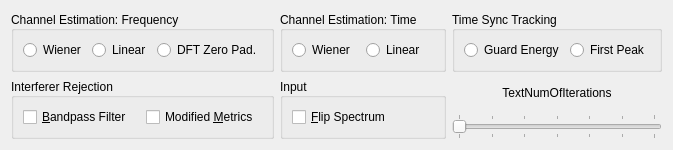
This is dream/src/GUI-QT/drmoptions.ui in mmjee/dream-patched as Qt 5 draws it before an edit. The edited form follows.
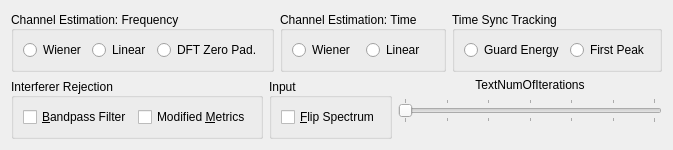
This is the edited form.

```diff
--- a/dream/src/GUI-QT/drmoptions.ui
+++ b/dream/src/GUI-QT/drmoptions.ui
@@ -6,8 +6,8 @@
    <rect>
     <x>0</x>
     <y>0</y>
-    <width>587</width>
-    <height>130</height>
+    <width>589</width>
+    <height>134</height>
    </rect>
   </property>
   <property name="sizePolicy">
@@ -19,8 +19,10 @@
   <property name="windowTitle">
    <string>Form</string>
   </property>
-  <layout class="QGridLayout" name="gridLayout_3">
-   <item row="0" column="0">
+  <layout class="QVBoxLayout" name="verticalLayout_2">
+   <item>
+    <layout class="QHBoxLayout" name="horizontalLayout_2">
+     <item>
     <widget class="QGroupBox" name="ButtonGroupChanEstFreqInt">
      <property name="sizePolicy">
       <sizepolicy hsizetype="Fixed" vsizetype="Minimum">
@@ -92,7 +94,7 @@
      </layout>
     </widget>
    </item>
-   <item row="0" column="1">
+     <item>
     <widget class="QGroupBox" name="ButtonGroupChanEstTimeInt">
      <property name="sizePolicy">
       <sizepolicy hsizetype="Minimum" vsizetype="Minimum">
@@ -151,7 +153,7 @@
      </layout>
     </widget>
    </item>
-   <item row="0" column="2">
+     <item>
     <widget class="QGroupBox" name="ButtonGroupTimeSyncTrack">
      <property name="sizePolicy">
       <sizepolicy hsizetype="Minimum" vsizetype="Minimum">
@@ -210,7 +212,11 @@
      </layout>
     </widget>
    </item>
-   <item row="1" column="0">
+    </layout>
+   </item>
+   <item>
+    <layout class="QHBoxLayout" name="horizontalLayout">
+     <item>
     <widget class="QGroupBox" name="GroupBoxInterfRej">
      <property name="sizePolicy">
       <sizepolicy hsizetype="Preferred" vsizetype="Preferred">
@@ -251,36 +257,10 @@
         </property>
        </widget>
       </item>
-      <item row="1" column="0">
-       <spacer name="verticalSpacer">
-        <property name="orientation">
-         <enum>Qt::Vertical</enum>
-        </property>
-        <property name="sizeHint" stdset="0">
-         <size>
-          <width>20</width>
-          <height>26</height>
-         </size>
-        </property>
-       </spacer>
-      </item>
-      <item row="1" column="1">
-       <spacer name="verticalSpacer_2">
-        <property name="orientation">
-         <enum>Qt::Vertical</enum>
-        </property>
-        <property name="sizeHint" stdset="0">
-         <size>
-          <width>20</width>
-          <height>26</height>
-         </size>
-        </property>
-       </spacer>
-      </item>
      </layout>
     </widget>
    </item>
-   <item row="1" column="1">
+     <item>
     <widget class="QGroupBox" name="GroupBoxMiscSettings">
      <property name="sizePolicy">
       <sizepolicy hsizetype="Preferred" vsizetype="Preferred">
@@ -308,23 +288,10 @@
         </property>
        </widget>
       </item>
-      <item row="2" column="0">
-       <spacer name="verticalSpacer_3">
-        <property name="orientation">
-         <enum>Qt::Vertical</enum>
-        </property>
-        <property name="sizeHint" stdset="0">
-         <size>
-          <width>20</width>
-          <height>26</height>
-         </size>
-        </property>
-       </spacer>
-      </item>
      </layout>
     </widget>
    </item>
-   <item row="1" column="2">
+     <item>
     <layout class="QVBoxLayout" name="verticalLayout">
      <item>
       <widget class="QLabel" name="TextNumOfIterations">
@@ -372,6 +339,21 @@
         <enum>QSlider::TicksBothSides</enum>
        </property>
       </widget>
+       </item>
+       <item>
+        <spacer name="verticalSpacer">
+         <property name="orientation">
+          <enum>Qt::Vertical</enum>
+         </property>
+         <property name="sizeHint" stdset="0">
+          <size>
+           <width>0</width>
+           <height>0</height>
+          </size>
+         </property>
+        </spacer>
+       </item>
+      </layout>
      </item>
     </layout>
    </item>
```
Lines whose indentation alone changed are shown as unchanged.
